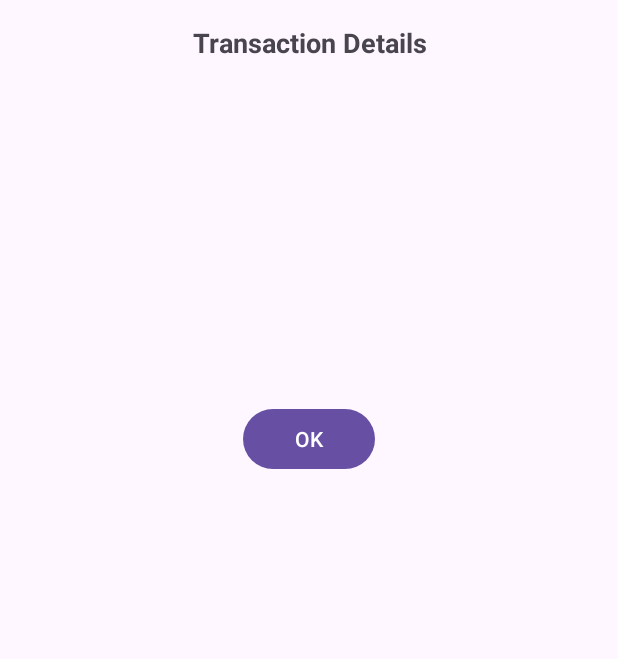
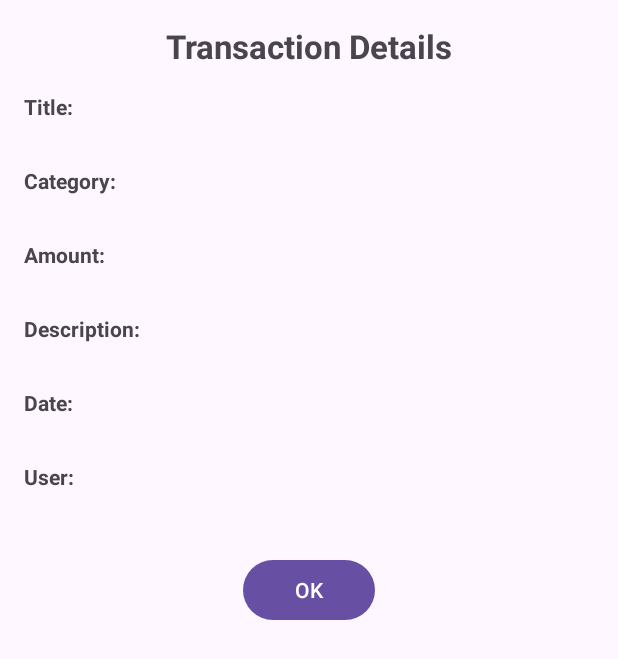
Before and after one commit to christmaaas/family-budget-manager, an Android app: the layout fragment_transaction_details.xml on its own in the app's theme, with its tools: preview values and no code run, on a phone screen of 412 x 824 dp. Shown: the top 659 px of the screen. Run offline under Robolectric (Android 15) with nearby library versions, the phone set to English and light mode, and no system bars.

Commit message:
added transaction detailed information by click on it

```diff
--- a/app/src/main/res/layout/fragment_transaction_details.xml
+++ b/app/src/main/res/layout/fragment_transaction_details.xml
@@ -11,7 +11,7 @@
         android:layout_width="0dp"
         android:layout_height="wrap_content"
         android:text="Transaction Details"
-        android:textSize="18sp"
+        android:textSize="22sp"
         android:textStyle="bold"
         android:gravity="center"
         app:layout_constraintStart_toStartOf="parent"
@@ -20,67 +20,145 @@
         android:layout_marginBottom="16dp" />
 
     <TextView
+        android:id="@+id/titleLabelText"
+        android:layout_width="0dp"
+        android:layout_height="wrap_content"
+        android:text="Title:"
+        android:textSize="14sp"
+        android:textStyle="bold"
+        app:layout_constraintStart_toStartOf="parent"
+        app:layout_constraintEnd_toEndOf="parent"
+        app:layout_constraintTop_toBottomOf="@id/transactionDetailsText"
+        android:layout_marginTop="16dp" />
+
+    <TextView
         android:id="@+id/titleEditText"
         android:layout_width="0dp"
         android:layout_height="wrap_content"
         android:text=""
-        android:layout_marginTop="16dp"
+        android:layout_marginTop="4dp"
+        android:textSize="16sp"
         app:layout_constraintStart_toStartOf="parent"
         app:layout_constraintEnd_toEndOf="parent"
-        app:layout_constraintTop_toBottomOf="@id/transactionDetailsText" />
+        app:layout_constraintTop_toBottomOf="@id/titleLabelText" />
+
+    <TextView
+        android:id="@+id/categoryLabelText"
+        android:layout_width="0dp"
+        android:layout_height="wrap_content"
+        android:text="Category:"
+        android:textSize="14sp"
+        android:textStyle="bold"
+        app:layout_constraintStart_toStartOf="parent"
+        app:layout_constraintEnd_toEndOf="parent"
+        app:layout_constraintTop_toBottomOf="@id/titleEditText"
+        android:layout_marginTop="4dp" />
 
     <TextView
         android:id="@+id/categoryEditText"
         android:layout_width="0dp"
         android:layout_height="wrap_content"
         android:text=""
+        android:textSize="16sp"
         app:layout_constraintStart_toStartOf="parent"
         app:layout_constraintEnd_toEndOf="parent"
-        app:layout_constraintTop_toBottomOf="@id/titleEditText"
-        android:layout_marginTop="16dp" />
+        app:layout_constraintTop_toBottomOf="@id/categoryLabelText"
+        android:layout_marginTop="4dp" />
+
+    <TextView
+        android:id="@+id/amountLabelText"
+        android:layout_width="0dp"
+        android:layout_height="wrap_content"
+        android:text="Amount:"
+        android:textSize="14sp"
+        android:textStyle="bold"
+        app:layout_constraintStart_toStartOf="parent"
+        app:layout_constraintEnd_toEndOf="parent"
+        app:layout_constraintTop_toBottomOf="@id/categoryEditText"
+        android:layout_marginTop="4dp" />
 
     <TextView
         android:id="@+id/amountEditText"
         android:layout_width="0dp"
         android:layout_height="wrap_content"
         android:text=""
+        android:textSize="16sp"
         app:layout_constraintStart_toStartOf="parent"
         app:layout_constraintEnd_toEndOf="parent"
-        app:layout_constraintTop_toBottomOf="@id/categoryEditText"
-        android:layout_marginTop="16dp" />
+        app:layout_constraintTop_toBottomOf="@id/amountLabelText"
+        android:layout_marginTop="4dp" />
+
+    <TextView
+        android:id="@+id/descriptionLabelText"
+        android:layout_width="0dp"
+        android:layout_height="wrap_content"
+        android:text="Description:"
+        android:textSize="14sp"
+        android:textStyle="bold"
+        app:layout_constraintStart_toStartOf="parent"
+        app:layout_constraintEnd_toEndOf="parent"
+        app:layout_constraintTop_toBottomOf="@id/amountEditText"
+        android:layout_marginTop="4dp" />
 
     <TextView
         android:id="@+id/descriptionEditText"
         android:layout_width="0dp"
         android:layout_height="wrap_content"
         android:text=""
+        android:textSize="16sp"
         app:layout_constraintStart_toStartOf="parent"
         app:layout_constraintEnd_toEndOf="parent"
-        app:layout_constraintTop_toBottomOf="@id/amountEditText"
-        android:layout_marginTop="16dp" />
+        app:layout_constraintTop_toBottomOf="@id/descriptionLabelText"
+        android:layout_marginTop="4dp" />
+
+    <TextView
+        android:id="@+id/transactionDateLabelText"
+        android:layout_width="0dp"
+        android:layout_height="wrap_content"
+        android:text="Date:"
+        android:textSize="14sp"
+        android:textStyle="bold"
+        app:layout_constraintStart_toStartOf="parent"
+        app:layout_constraintEnd_toEndOf="parent"
+        app:layout_constraintTop_toBottomOf="@id/descriptionEditText"
+        android:layout_marginTop="4dp" />
 
     <TextView
         android:id="@+id/transactionDateText"
         android:layout_width="0dp"
         android:layout_height="wrap_content"
         android:text=""
+        android:textSize="16sp"
         app:layout_constraintStart_toStartOf="parent"
         app:layout_constraintEnd_toEndOf="parent"
-        app:layout_constraintTop_toBottomOf="@id/descriptionEditText"
-        android:layout_marginTop="16dp" />
+        app:layout_constraintTop_toBottomOf="@id/transactionDateLabelText"
+        android:layout_marginTop="4dp" />
+
+    <TextView
+        android:id="@+id/transactionUserLabelText"
+        android:layout_width="0dp"
+        android:layout_height="wrap_content"
+        android:text="User:"
+        android:textSize="14sp"
+        android:textStyle="bold"
+        app:layout_constraintStart_toStartOf="parent"
+        app:layout_constraintEnd_toEndOf="parent"
+        app:layout_constraintTop_toBottomOf="@id/transactionDateText"
+        android:layout_marginTop="4dp" />
 
     <TextView
         android:id="@+id/transactionUserText"
         android:layout_width="0dp"
         android:layout_height="wrap_content"
         android:text=""
+        android:textSize="16sp"
         app:layout_constraintStart_toStartOf="parent"
         app:layout_constraintEnd_toEndOf="parent"
-        app:layout_constraintTop_toBottomOf="@id/transactionDateText"
-        android:layout_marginTop="16dp" />
+        app:layout_constraintTop_toBottomOf="@id/transactionUserLabelText"
+        android:layout_marginTop="4dp" />
 
     <Button
-        android:id="@+id/cancelTransactionButton"
+        android:id="@+id/okTransactionButton"
         android:layout_width="wrap_content"
         android:layout_height="wrap_content"
         android:text="@string/ok"
```
Also changed, not shown: app/src/main/java/com/example/familybudgetmanager/fragments/History.kt (+9 -5 lines), app/src/main/java/com/example/familybudgetmanager/fragments/TransactionDetails.kt (added, +51 -0 lines), app/src/main/res/navigation/nav_graph_history.xml (+31 -1 lines).
